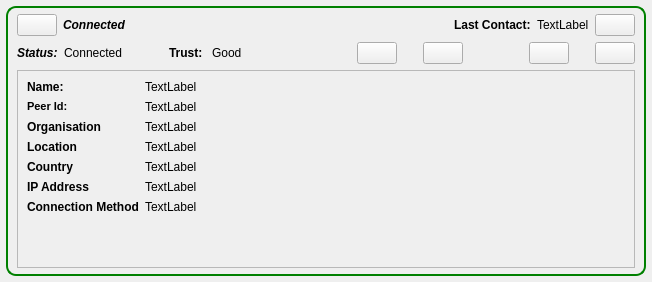
Qt form retroshare-gui/src/gui/feeds/PeerItem.ui (RetroShare/RetroShare) before a commit.
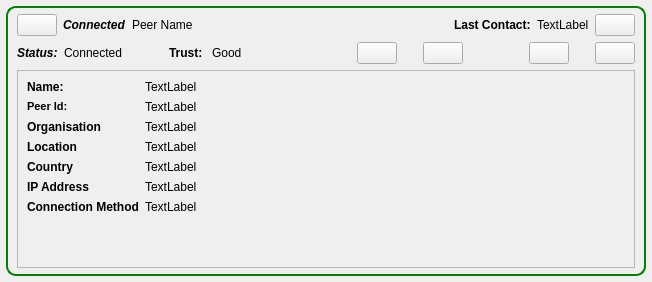
The same form after that commit. Icons and pictures are not drawn.

Commit message: Added for Peer name own Label to display bether Friend's names for News Feed's PeerItem

What changed in the file:
```diff
--- a/retroshare-gui/src/gui/feeds/PeerItem.ui
+++ b/retroshare-gui/src/gui/feeds/PeerItem.ui
@@ -86,6 +86,16 @@
           </property>
          </widget>
         </item>
+        <item>
+         <widget class="QLabel" name="peernameLabel">
+          <property name="styleSheet">
+           <string notr="true"/>
+          </property>
+          <property name="text">
+           <string>Peer Name</string>
+          </property>
+         </widget>
+        </item>
         <item>
          <spacer>
           <property name="orientation">
```
The commit also changes 1 other file.
